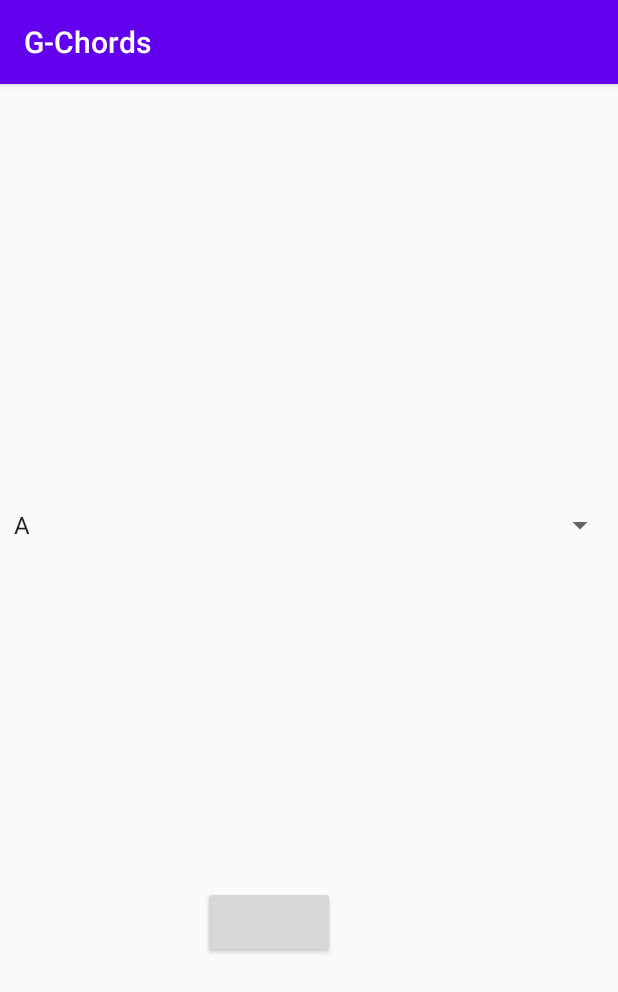
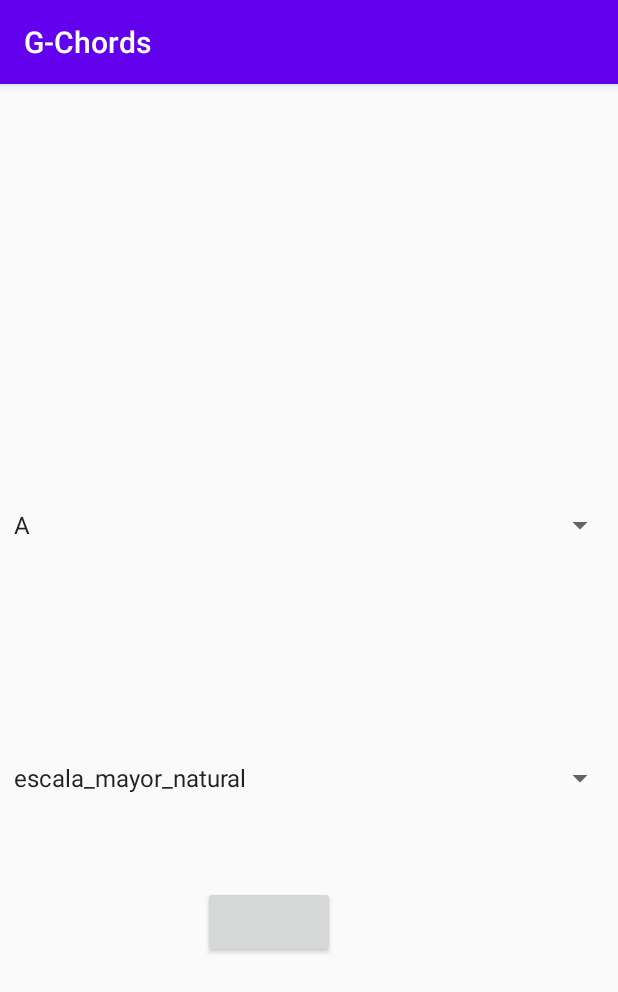
Before and after one commit to alfonsorojasrvz/G-Chords, an Android app: the screen it shows after launch (MainActivity), on a phone screen of 412 x 824 dp. Shown: the top 992 px of the screen. Run offline under Robolectric (Android 15) with nearby library versions, the phone set to English and light mode, and no system bars; our stand-ins replace data binding.

Commit message:
Implement Scale Spinner;

```diff
--- a/app/src/main/java/rvz/gchords/ui/main/MainActivity.java
+++ b/app/src/main/java/rvz/gchords/ui/main/MainActivity.java
@@ -27,8 +27,28 @@ public class MainActivity extends AppCompatActivity {
         binding.setLifecycleOwner(this);
         binding.setViewmodel(viewModel);
         setNotesSpinner();
+        setScaleSpinner();
 
 
+    }
+
+    private void setScaleSpinner() {
+        ArrayAdapter<CharSequence> adapterScale = ArrayAdapter.createFromResource(this,
+                R.array.scale_types,android.R.layout.simple_spinner_item);
+        adapterScale.setDropDownViewResource(android.R.layout.simple_spinner_dropdown_item);
+        binding.spinner2.setAdapter(adapterScale);
+        binding.spinner2.setOnItemSelectedListener(new AdapterView.OnItemSelectedListener() {
+            @Override
+            public void onItemSelected(AdapterView<?> parent, View view, int position, long id) {
+                String selectedScale = parent.getItemAtPosition(position).toString();
+                viewModel.setParameters(null,selectedScale);
+            }
+
+            @Override
+            public void onNothingSelected(AdapterView<?> parent) {
+
+            }
+        });
     }
 
     private void setNotesSpinner() {
--- a/app/src/main/res/layout/main_activity.xml
+++ b/app/src/main/res/layout/main_activity.xml
@@ -46,5 +46,15 @@
             app:layout_constraintEnd_toEndOf="parent"
             app:layout_constraintStart_toStartOf="parent"
             app:layout_constraintTop_toTopOf="parent" />
+
+        <Spinner
+            android:id="@+id/spinner2"
+            android:layout_width="409dp"
+            android:layout_height="wrap_content"
+            app:layout_constraintBottom_toBottomOf="parent"
+            app:layout_constraintEnd_toEndOf="parent"
+            app:layout_constraintStart_toStartOf="parent"
+            app:layout_constraintTop_toBottomOf="@+id/spinner"
+            app:layout_constraintVertical_bias="0.32999998" />
     </androidx.constraintlayout.widget.ConstraintLayout>
 </layout>
```
